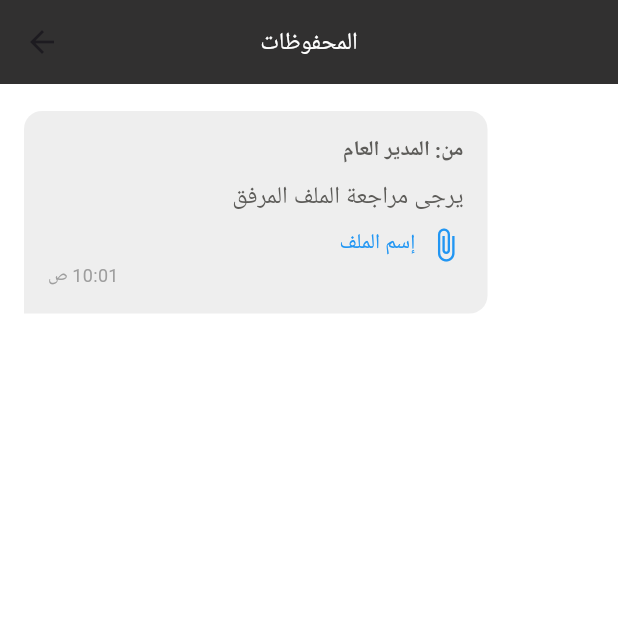
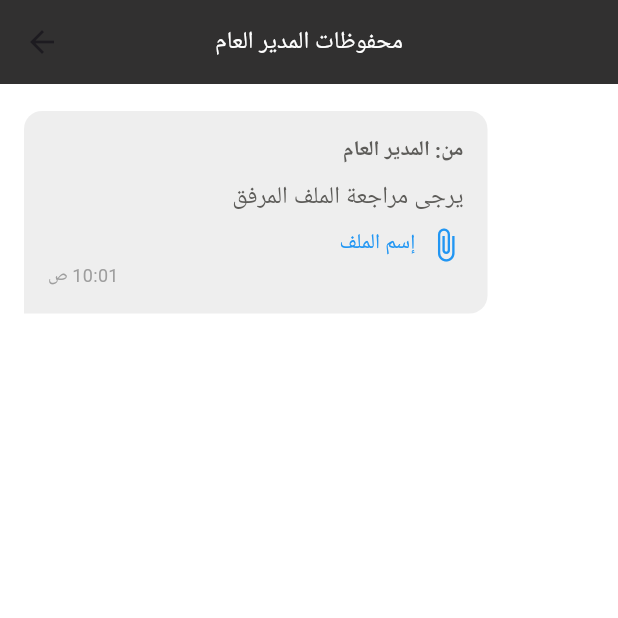
Before and after one commit to Ekram20/qacc_application, a Flutter app: the ArchivesAdminScreen screen opened directly, on a phone screen of 412 x 824 dp, the top half of it. Run offline on Flutter 3.47's test engine with Material 3 defaults, Android fonts, the light colour scheme and no system bars; our stand-ins replace auto_route, file_picker, font_awesome_flutter, gap, smooth_page_indicator; missing offline and left inert: syncfusion_flutter_pdfviewer; Roboto replaces fonts that are missing (Cairo).

Commit message:
small edit

```diff
--- a/lib/views/archives_admin_screen.dart
+++ b/lib/views/archives_admin_screen.dart
@@ -20,7 +20,7 @@ final List<Message> messages = [
   Widget build(BuildContext context) {
     return Scaffold(
       appBar: AppBar(
-        title: Text('المحفوظات', style: Theme.of(context).textTheme.bodySmall),
+        title: Text('محفوظات المدير العام', style: Theme.of(context).textTheme.bodySmall),
         centerTitle: true,
       ),
       body: Directionality(
```
